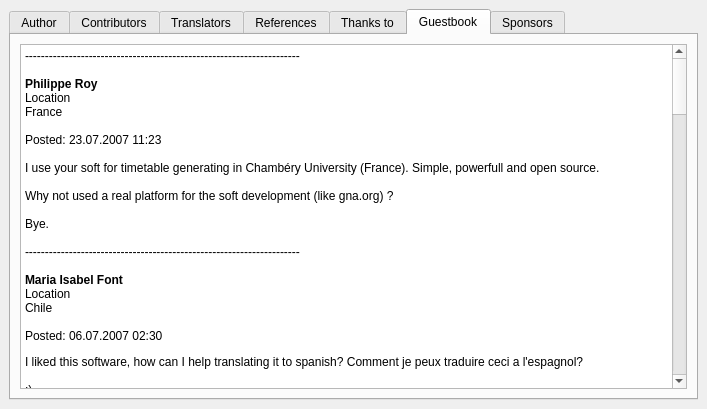
Above: fet/src/interface/helpaboutform_template.ui from vonmecheln/fet before the change. Below: the same form after it.
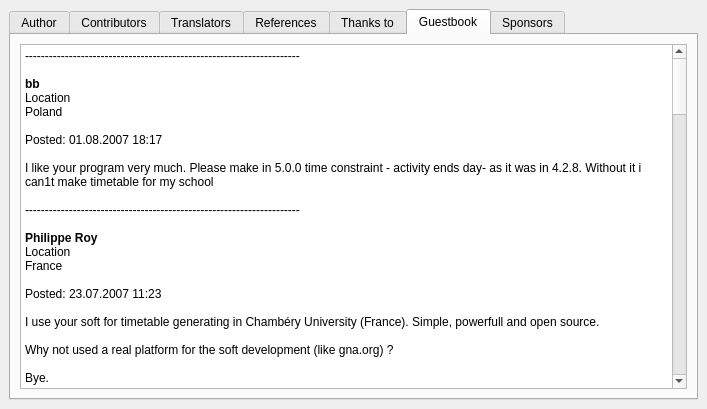
That is the form after the change. The open tabs and pages were chosen to show the change.

The edit to the form file:
```diff
--- a/fet/src/interface/helpaboutform_template.ui
+++ b/fet/src/interface/helpaboutform_template.ui
@@ -415,6 +415,16 @@
 &lt;/style>&lt;/head>&lt;body style=" font-family:'Sans Serif'; font-size:9pt; font-weight:400; font-style:normal;">
 &lt;p style=" margin-top:0px; margin-bottom:0px; margin-left:0px; margin-right:0px; -qt-block-indent:0; text-indent:0px;">---------------------------------------------------------------------&lt;/p>
 &lt;p style="-qt-paragraph-type:empty; margin-top:0px; margin-bottom:0px; margin-left:0px; margin-right:0px; -qt-block-indent:0; text-indent:0px;">&lt;/p>
+&lt;p style=" margin-top:0px; margin-bottom:0px; margin-left:0px; margin-right:0px; -qt-block-indent:0; text-indent:0px;">&lt;span style=" font-weight:600;">bb&lt;/span>&lt;/p>
+&lt;p style=" margin-top:0px; margin-bottom:0px; margin-left:0px; margin-right:0px; -qt-block-indent:0; text-indent:0px; font-weight:600;">&lt;span style=" font-weight:400;">Location&lt;/span>&lt;/p>
+&lt;p style=" margin-top:0px; margin-bottom:0px; margin-left:0px; margin-right:0px; -qt-block-indent:0; text-indent:0px;">Poland&lt;/p>
+&lt;p style=" margin-top:0px; margin-bottom:0px; margin-left:0px; margin-right:0px; -qt-block-indent:0; text-indent:0px;">	&lt;/p>
+&lt;p style=" margin-top:0px; margin-bottom:0px; margin-left:0px; margin-right:0px; -qt-block-indent:0; text-indent:0px;">Posted: 01.08.2007 18:17&lt;/p>
+&lt;p style="-qt-paragraph-type:empty; margin-top:0px; margin-bottom:0px; margin-left:0px; margin-right:0px; -qt-block-indent:0; text-indent:0px;">&lt;/p>
+&lt;p style=" margin-top:0px; margin-bottom:0px; margin-left:0px; margin-right:0px; -qt-block-indent:0; text-indent:0px;">I like your program very much. Please make in 5.0.0 time constraint - activity ends day- as it was in 4.2.8. Without it i can1t make timetable for my school&lt;/p>
+&lt;p style="-qt-paragraph-type:empty; margin-top:0px; margin-bottom:0px; margin-left:0px; margin-right:0px; -qt-block-indent:0; text-indent:0px;">&lt;/p>
+&lt;p style=" margin-top:0px; margin-bottom:0px; margin-left:0px; margin-right:0px; -qt-block-indent:0; text-indent:0px;">---------------------------------------------------------------------&lt;/p>
+&lt;p style="-qt-paragraph-type:empty; margin-top:0px; margin-bottom:0px; margin-left:0px; margin-right:0px; -qt-block-indent:0; text-indent:0px;">&lt;/p>
 &lt;p style=" margin-top:0px; margin-bottom:0px; margin-left:0px; margin-right:0px; -qt-block-indent:0; text-indent:0px;">&lt;span style=" font-weight:600;">Philippe Roy&lt;/span>&lt;/p>
 &lt;p style=" margin-top:0px; margin-bottom:0px; margin-left:0px; margin-right:0px; -qt-block-indent:0; text-indent:0px; font-weight:600;">&lt;span style=" font-weight:400;">Location&lt;/span>&lt;/p>
 &lt;p style=" margin-top:0px; margin-bottom:0px; margin-left:0px; margin-right:0px; -qt-block-indent:0; text-indent:0px;">France&lt;/p>
```
Left out of the diff: 4 changed lines with no effect on the pictures.
